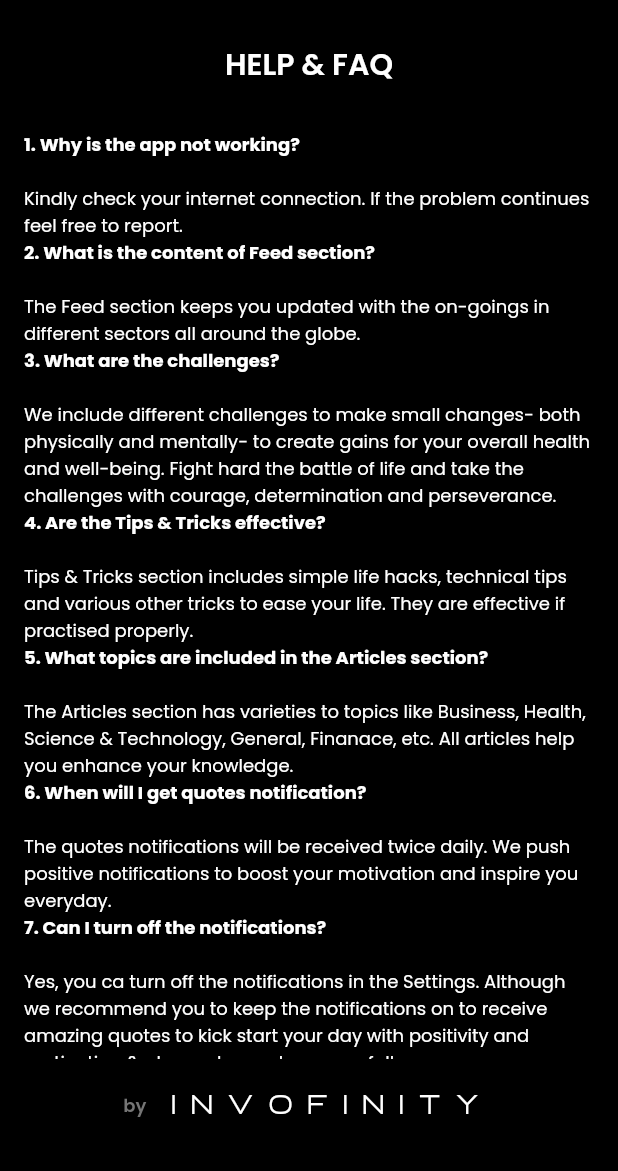
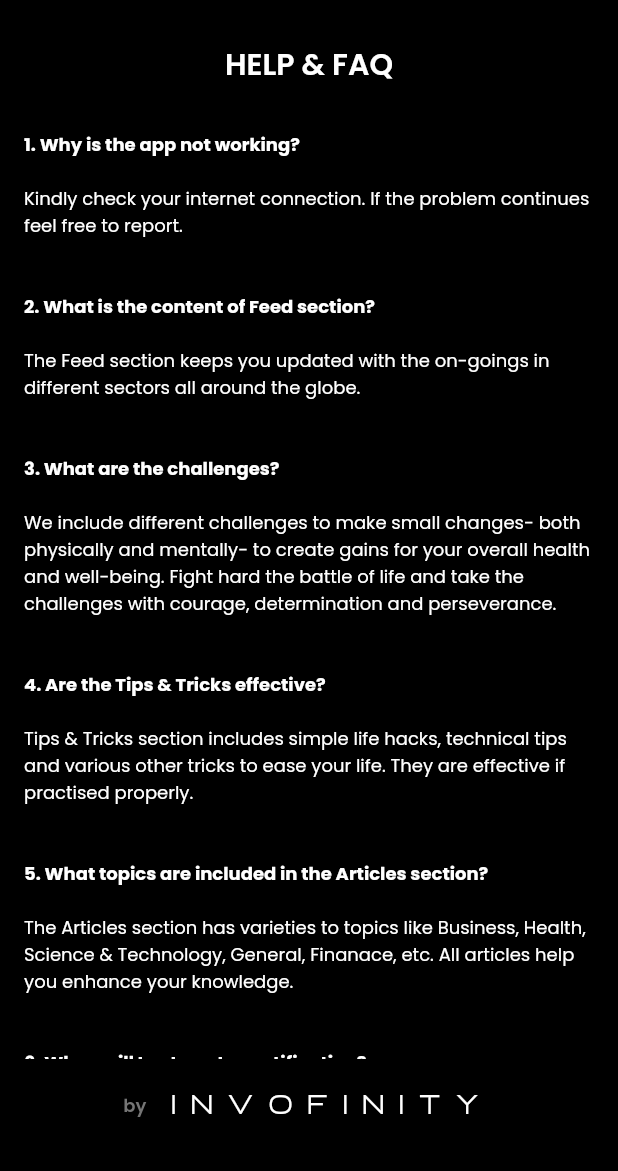
Before and after one commit to Invofinity/Application-1, a Flutter app: the Help screen opened directly, on a phone screen of 412 x 824 dp, the part 65-1236 px from its top. Run offline on Flutter 3.47's test engine with Material 2 defaults, Android fonts, the light colour scheme and no system bars; our stand-ins replace bubble_bottom_bar, carousel_slider, connectivity, firebase_messaging, flutter_icons, permission_handler and 3 more; accounts and stored records are empty.

Commit message:
Minor changes 7

```diff
--- a/lib/pages/widgets/extra_settings.dart
+++ b/lib/pages/widgets/extra_settings.dart
@@ -203,7 +203,7 @@ class _HelpState extends State<Help> {
                     ),
                   ),
                   Text(
-                    "Kindly check your internet connection. If the problem continues feel free to report.",
+                    "Kindly check your internet connection. If the problem continues feel free to report.\n\n",
                     style: TextStyle(
                       fontFamily: "Poppins",
                       color: txtColor,
@@ -219,7 +219,7 @@ class _HelpState extends State<Help> {
                     ),
                   ),
                   Text(
-                    "The Feed section keeps you updated with the on-goings in different sectors all around the globe.",
+                    "The Feed section keeps you updated with the on-goings in different sectors all around the globe.\n\n",
                     style: TextStyle(
                       fontFamily: "Poppins",
                       color: txtColor,
@@ -235,7 +235,7 @@ class _HelpState extends State<Help> {
                     ),
                   ),
                   Text(
-                    "We include different challenges to make small changes- both physically and mentally- to create gains for your overall health and well-being. Fight hard the battle of life and take the challenges with courage, determination and perseverance.",
+                    "We include different challenges to make small changes- both physically and mentally- to create gains for your overall health and well-being. Fight hard the battle of life and take the challenges with courage, determination and perseverance.\n\n",
                     style: TextStyle(
                       fontFamily: "Poppins",
                       color: txtColor,
@@ -251,7 +251,7 @@ class _HelpState extends State<Help> {
                     ),
                   ),
                   Text(
-                    "Tips & Tricks section includes simple life hacks, technical tips and various other tricks to ease your life. They are effective if practised properly.",
+                    "Tips & Tricks section includes simple life hacks, technical tips and various other tricks to ease your life. They are effective if practised properly.\n\n",
                     style: TextStyle(
                       fontFamily: "Poppins",
                       color: txtColor,
@@ -267,7 +267,7 @@ class _HelpState extends State<Help> {
                     ),
                   ),
                   Text(
-                    "The Articles section has varieties to topics like Business, Health, Science & Technology, General, Finanace, etc. All articles help you enhance your knowledge.",
+                    "The Articles section has varieties to topics like Business, Health, Science & Technology, General, Finanace, etc. All articles help you enhance your knowledge.\n\n",
                     style: TextStyle(
                       fontFamily: "Poppins",
                       color: txtColor,
@@ -283,7 +283,7 @@ class _HelpState extends State<Help> {
                     ),
                   ),
                   Text(
-                    "The quotes notifications will be received twice daily. We push positive notifications to boost your motivation and inspire you everyday.",
+                    "The quotes notifications will be received twice daily. We push positive notifications to boost your motivation and inspire you everyday.\n\n",
                     style: TextStyle(
                       fontFamily: "Poppins",
                       color: txtColor,
@@ -299,7 +299,7 @@ class _HelpState extends State<Help> {
                     ),
                   ),
                   Text(
-                    "Yes, you ca turn off the notifications in the Settings. Although we recommend you to keep the notifications on to receive amazing quotes to kick start your day with positivity and motivation & also end your day peacefully.",
+                    "Yes, you ca turn off the notifications in the Settings. Although we recommend you to keep the notifications on to receive amazing quotes to kick start your day with positivity and motivation & also end your day peacefully.\n\n",
                     style: TextStyle(
                       fontFamily: "Poppins",
                       color: txtColor,
--- a/lib/splashscreen.dart
+++ b/lib/splashscreen.dart
@@ -1,12 +1,8 @@
 import 'dart:async';
 import 'package:News_App/main.dart';
-<<<<<<< HEAD
 
 import 'package:News_App/screens/Welcome/welcome_screen.dart';
 
-=======
-import 'package:News_App/screens/Welcome/welcome_screen.dart';
->>>>>>> f5c57749ca85553ec1c215847af45ac8339bfd90
 import 'package:flutter/material.dart';
 import 'package:shared_preferences/shared_preferences.dart';
 
```
Also changed, not shown: lib/pages/settings.dart (+23 -0 lines).
